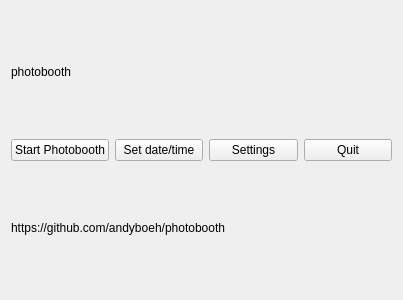
This is gui/startwidget.ui in andyboeh/qtphotobox as Qt 5 draws it before an edit. The edited form follows.
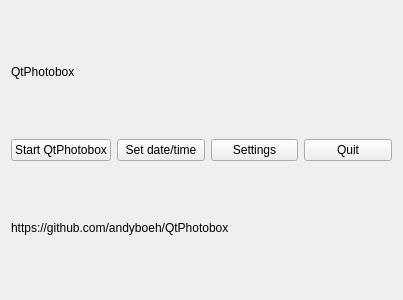
This is the edited form.

Commit message: Rename to "QtPhotobox"

Diff of the .ui file:
```diff
--- a/gui/startwidget.ui
+++ b/gui/startwidget.ui
@@ -17,7 +17,7 @@
    <item>
     <widget class="QLabel" name="lblTitle">
      <property name="text">
-      <string>photobooth</string>
+      <string>QtPhotobox</string>
      </property>
     </widget>
    </item>
@@ -26,7 +26,7 @@
      <item>
       <widget class="QPushButton" name="btnStart">
        <property name="text">
-        <string>Start Photobooth</string>
+        <string>Start QtPhotobox</string>
        </property>
       </widget>
      </item>
@@ -56,7 +56,7 @@
    <item>
     <widget class="QLabel" name="lblUrl">
      <property name="text">
-      <string>https://github.com/andyboeh/photobooth</string>
+      <string>https://github.com/andyboeh/QtPhotobox</string>
      </property>
     </widget>
    </item>
```
The commit also changes 12 other files.
